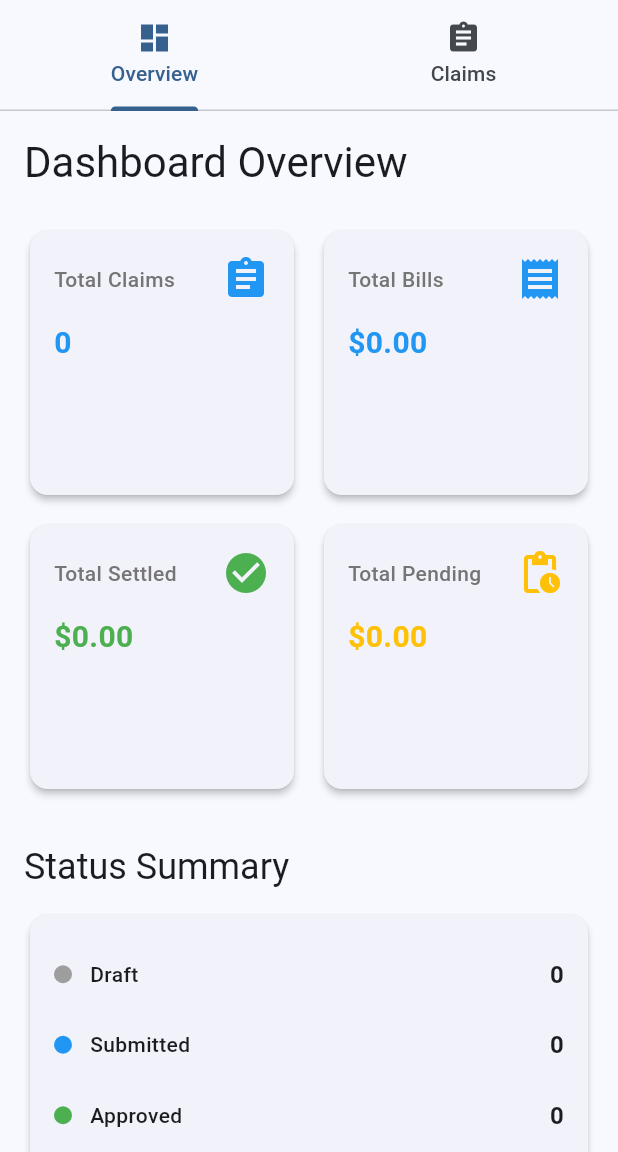
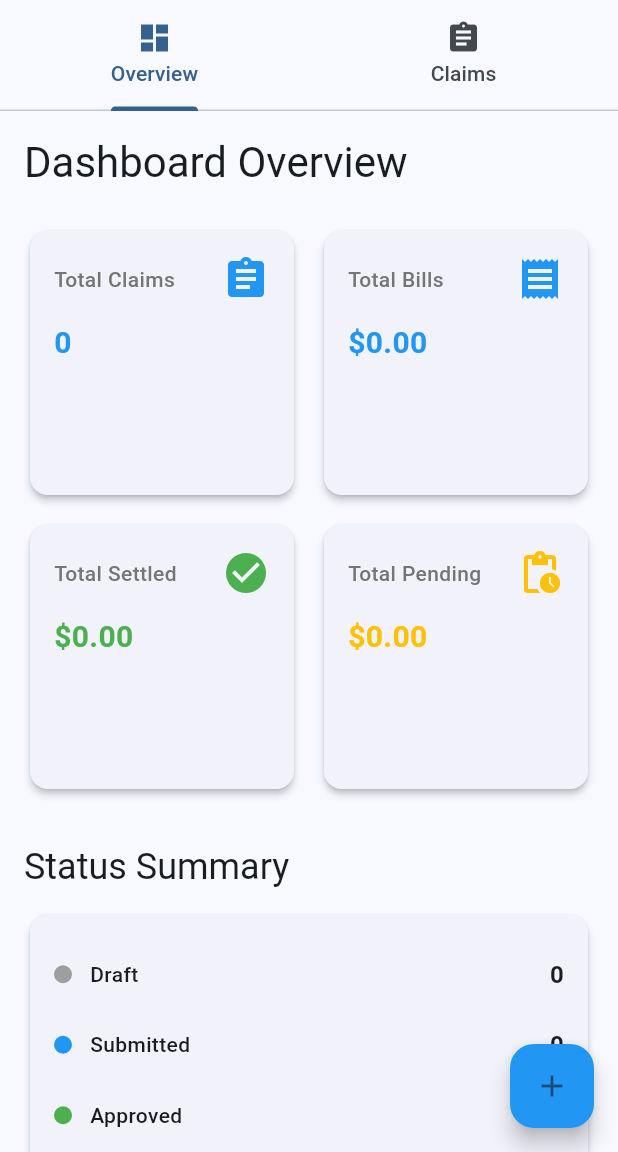
Before and after one commit to nishu-kumari14/Insurance-Claim-Management-System, a Flutter app: the screen it shows after launch, on a phone screen of 412 x 824 dp, the part 84-1236 px from its top. Run offline on Flutter 3.47's test engine with Material 3 defaults, Android fonts, the phone set to English and light mode, and no system bars; our stand-ins replace shared_preferences.

Commit message:
Improve UX: Make plus button available in both Overview and Claims tabs for better accessibility

```diff
--- a/lib/screens/dashboard_screen.dart
+++ b/lib/screens/dashboard_screen.dart
@@ -17,7 +17,6 @@ class DashboardScreen extends StatefulWidget {
 class _DashboardScreenState extends State<DashboardScreen> {
   final TextEditingController _searchController = TextEditingController();
   ClaimStatus? _selectedStatus;
-  int _selectedIndex = 0;
 
   @override
   void initState() {
@@ -109,9 +108,8 @@ class _DashboardScreenState extends State<DashboardScreen> {
             length: 2,
             child: Column(
               children: [
-                TabBar(
-                  onTap: (index) => setState(() => _selectedIndex = index),
-                  tabs: const [
+                const TabBar(
+                  tabs: [
                     Tab(
                       icon: Icon(Icons.dashboard),
                       text: 'Overview',
@@ -135,8 +133,7 @@ class _DashboardScreenState extends State<DashboardScreen> {
           );
         },
       ),
-      floatingActionButton: _selectedIndex == 1
-          ? FloatingActionButton(
+      floatingActionButton: FloatingActionButton(
             onPressed: () {
               Navigator.push(
                 context,
@@ -145,8 +142,7 @@ class _DashboardScreenState extends State<DashboardScreen> {
             },
             backgroundColor: AppColors.primary,
             child: const Icon(Icons.add),
-            )
-          : null,
+          ),
     );
   }
 
```
Also changed, not shown: 1 other file. Lines whose indentation alone changed are shown as unchanged.
